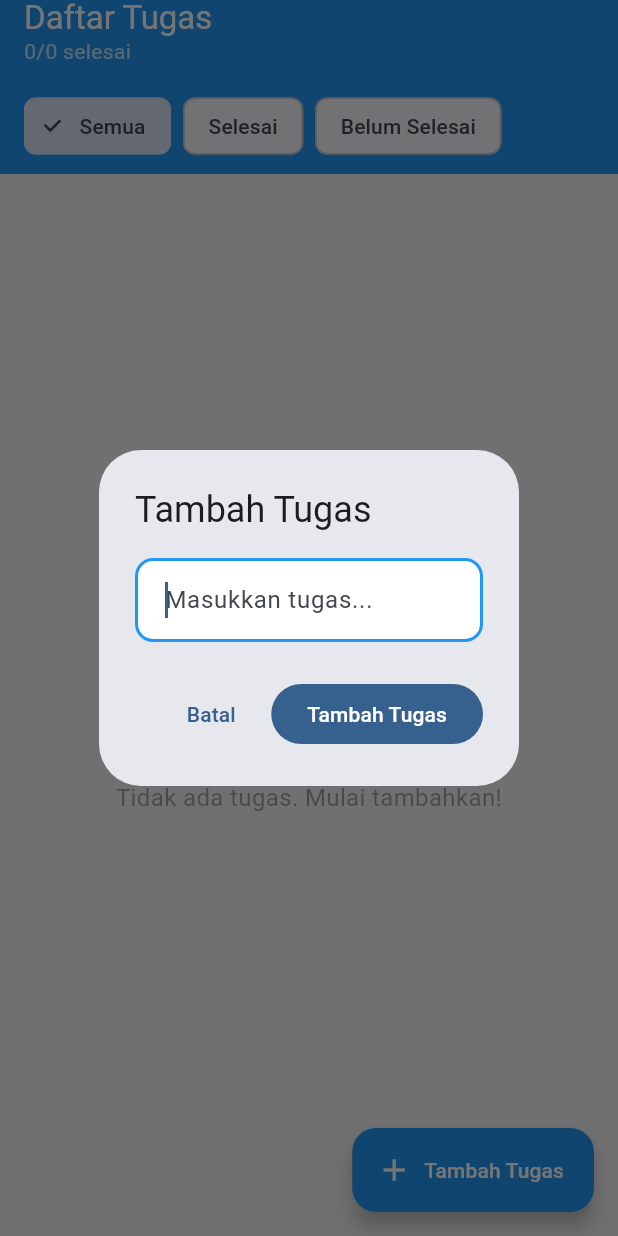
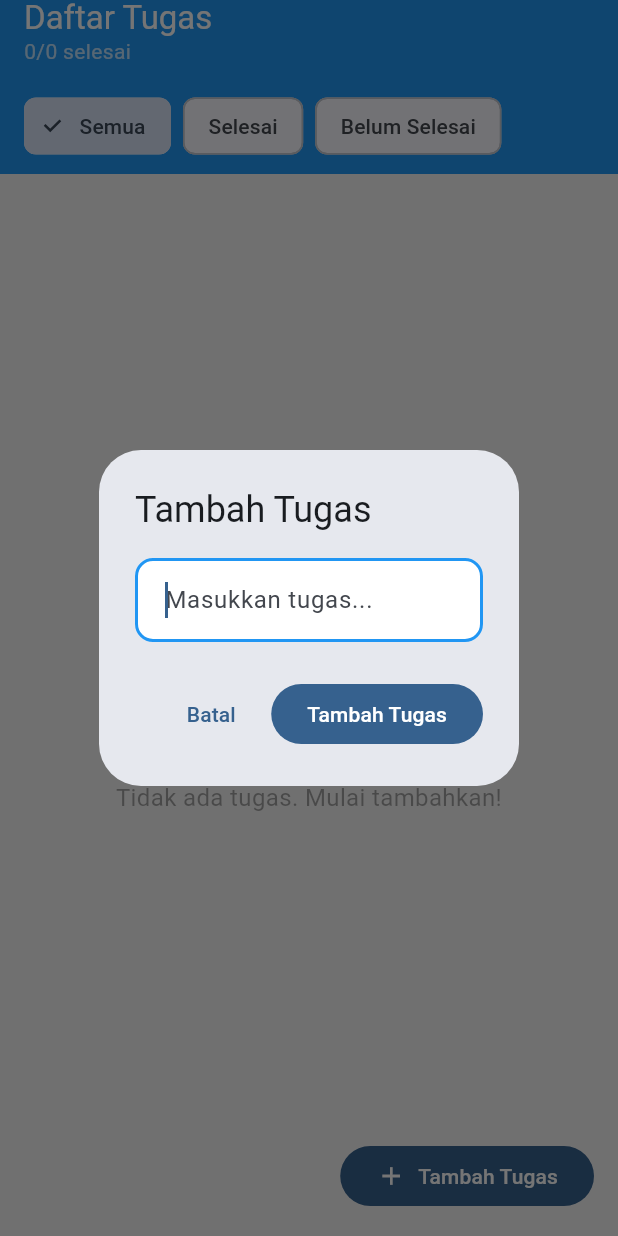
Before and after one commit to fahmi-dot/todo-android-app, a Flutter app: the screen it shows after launch, after a tap on "Tambah Tugas", on a phone screen of 412 x 824 dp. Run offline on Flutter 3.47's test engine with Material 3 defaults, Android fonts, the phone set to English and light mode, and no system bars; our stand-ins replace equatable, flutter_riverpod.

Commit message:
style: update UI to use custom button

```diff
--- a/lib/features/todo/presentation/screens/todo_list_screen.dart
+++ b/lib/features/todo/presentation/screens/todo_list_screen.dart
@@ -2,6 +2,7 @@ import 'package:flutter/material.dart';
 import 'package:flutter_riverpod/flutter_riverpod.dart';
 import '../../../../core/constants/app_sizes.dart';
 import '../../../../core/constants/app_strings.dart';
+import '../../../../shared/widgets/custom_button.dart';
 import '../../../../shared/widgets/empty_state.dart';
 import '../providers/todo_filter_provider.dart';
 import '../providers/todo_provider.dart';
@@ -57,7 +58,8 @@ class TodoListScreen extends ConsumerWidget {
                 return TodoItem(todo: todos[index]);
               },
             ),
-      floatingActionButton: FloatingActionButton.extended(
+      floatingActionButton: CustomButton(
+        type: ButtonType.primary,
         onPressed: () {
           TodoFormDialog.show(
             context,
@@ -72,8 +74,8 @@ class TodoListScreen extends ConsumerWidget {
             },
           );
         },
-        icon: const Icon(Icons.add),
-        label: const Text(AppStrings.addTodoTitle),
+        label: AppStrings.addTodoTitle,
+        icon: Icons.add,
       ),
     );
   }
--- a/lib/features/todo/presentation/widgets/todo_form_dialog.dart
+++ b/lib/features/todo/presentation/widgets/todo_form_dialog.dart
@@ -2,6 +2,7 @@ import 'package:flutter/material.dart';
 import '../../../../core/constants/app_sizes.dart';
 import '../../../../core/constants/app_strings.dart';
 import '../../../../core/utils/validators.dart';
+import '../../../../shared/widgets/custom_button.dart';
 
 class TodoFormDialog extends StatefulWidget {
   final bool isEdit;
@@ -78,13 +79,15 @@ class _TodoFormDialogState extends State<TodoFormDialog> {
         ),
       ),
       actions: [
-        TextButton(
+        CustomButton(
+          type: ButtonType.text,
           onPressed: () => Navigator.of(context).pop(),
-          child: const Text(AppStrings.cancel),
+          label: AppStrings.cancel,
         ),
-        FilledButton(
+        CustomButton(
+          type: ButtonType.primary,
           onPressed: _submit,
-          child: Text(widget.isEdit ? AppStrings.save : AppStrings.addTodoTitle),
+          label:  widget.isEdit ? AppStrings.save : AppStrings.addTodoTitle,
         ),
       ],
     );
```
